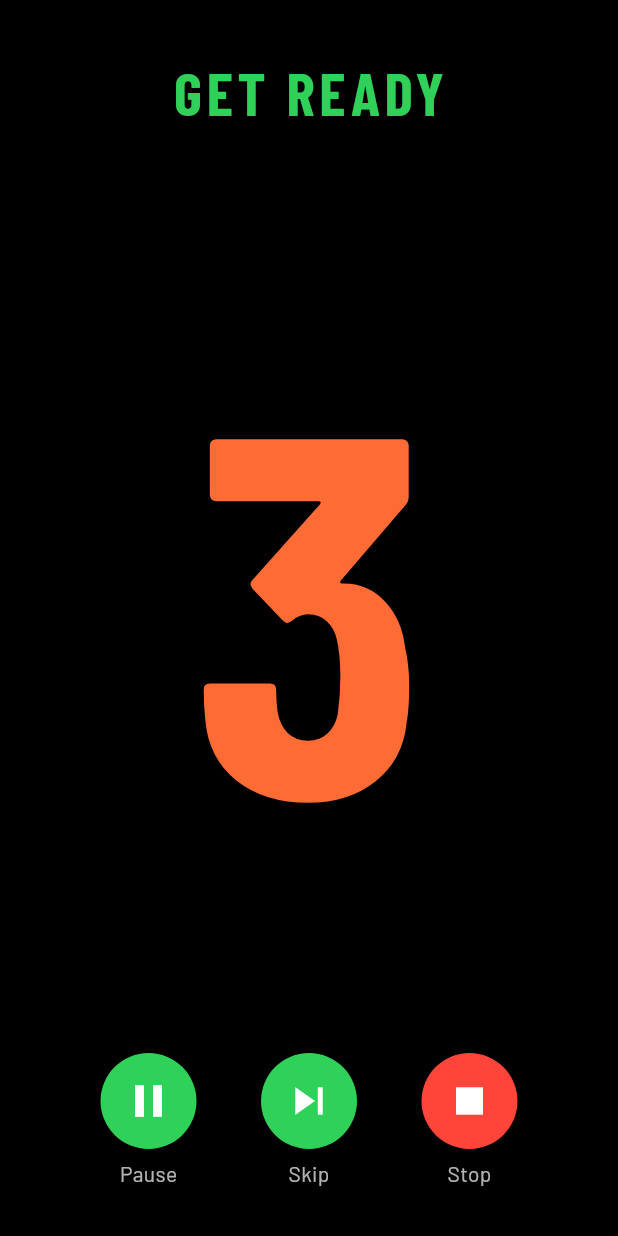
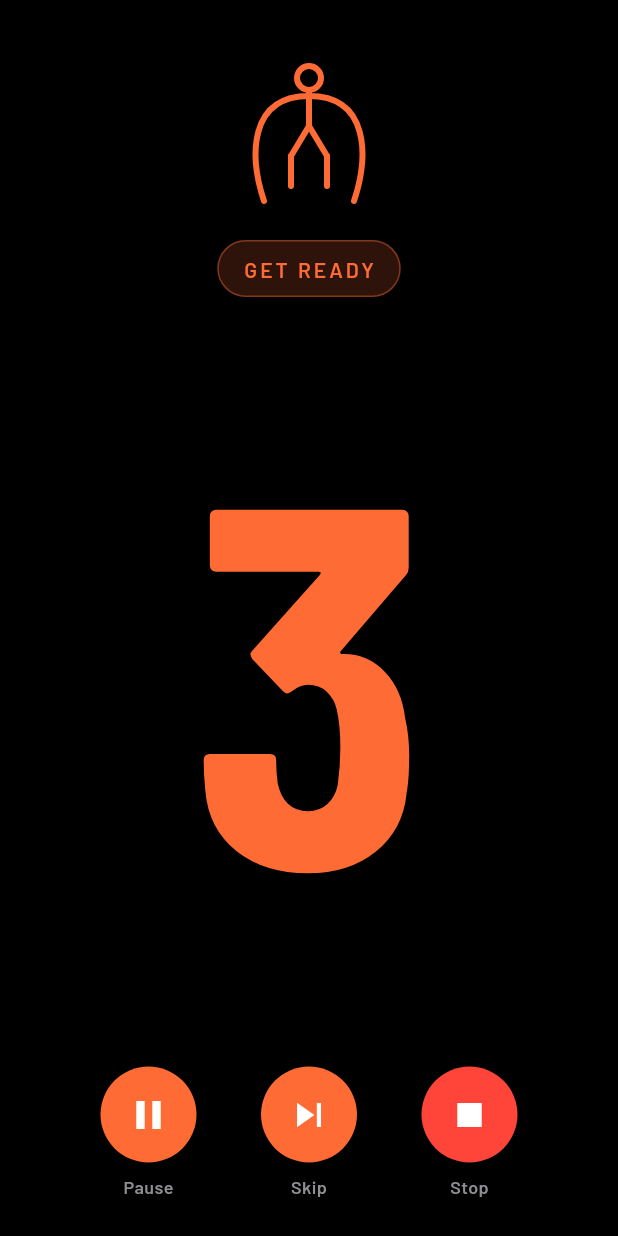
Before and after one commit to hafizhsul/interval-fit, a Flutter app: the screen it shows after launch, after a tap on "Skipping Beginner", on a phone screen of 412 x 824 dp. Run offline on Flutter 3.47's test engine with Material 3 defaults, Android fonts, the phone set to English and light mode, and no system bars; our stand-ins replace audioplayers, flutter_riverpod, flutter_svg, flutter_tts, shared_preferences, sqflite; missing offline and left inert: flutter_background_service; accounts and stored records are empty.

Commit message:
feat(ui): refactor HistoryScreen, SettingsScreen, ActiveWorkoutScreen with new widgets

```diff
--- a/lib/features/active_workout/active_workout_screen.dart
+++ b/lib/features/active_workout/active_workout_screen.dart
@@ -1,13 +1,17 @@
-import 'dart:math' as math;
-
 import 'package:flutter/material.dart';
 import 'package:flutter_riverpod/flutter_riverpod.dart';
 
 import '../../core/providers.dart';
 import '../../core/timer_engine.dart';
 import '../../data/models/workout_template.dart';
+import '../../shared/design/tokens.dart';
 import '../../shared/format.dart';
 import '../../shared/theme/app_theme.dart';
+import '../../shared/widgets/circle_control_button.dart';
+import '../../shared/widgets/exercise_hero.dart';
+import '../../shared/widgets/phase_pill.dart';
+import '../../shared/widgets/phase_progress_ring.dart';
+import '../../shared/widgets/segmented_progress.dart';
 import 'active_workout_controller.dart';
 
 class ActiveWorkoutScreen extends ConsumerStatefulWidget {
@@ -16,8 +20,7 @@ class ActiveWorkoutScreen extends ConsumerStatefulWidget {
   final WorkoutTemplate template;
 
   @override
-  ConsumerState<ActiveWorkoutScreen> createState() =>
-      _ActiveWorkoutScreenState();
+  ConsumerState<ActiveWorkoutScreen> createState() => _ActiveWorkoutScreenState();
 }
 
 class _ActiveWorkoutScreenState extends ConsumerState<ActiveWorkoutScreen> {
@@ -40,10 +43,6 @@ class _ActiveWorkoutScreenState extends ConsumerState<ActiveWorkoutScreen> {
     final s = _controller.state.value;
     if (s.phase == WorkoutPhase.done && !_popped) {
       _popped = true;
-      // Await save selesai sebelum pop — cegah save hilang kalau app di-kill
-      // dalam jendela antara done → pop → dispose (device lambat / DB sibuk).
-      // ponytail: 1s delay asli diganti await saveFuture; kalau save cepat, pop
-      // instan. Kalau save lambat, pop nunggu — UX trade-off yang benar.
       final save = _controller.saveFuture;
       (save ?? Future<void>.value()).whenComplete(() {
         if (mounted) Navigator.of(context).pop();
@@ -63,40 +62,6 @@ class _ActiveWorkoutScreenState extends ConsumerState<ActiveWorkoutScreen> {
     if (mounted) Navigator.of(context).pop();
   }
 
-  Color _phaseColor(WorkoutPhase phase) {
-    switch (phase) {
-      case WorkoutPhase.getReady:
-        return AppColors.accent;
-      case WorkoutPhase.work:
-        return AppColors.work;
-      case WorkoutPhase.rest:
-        return AppColors.rest;
-      case WorkoutPhase.warmup:
-        return AppColors.warmup;
-      case WorkoutPhase.cooldown:
-        return AppColors.cooldown;
-      case WorkoutPhase.done:
-        return AppColors.accent;
-    }
-  }
-
-  String _phaseLabel(WorkoutPhase phase) {
-    switch (phase) {
-      case WorkoutPhase.getReady:
-        return 'GET READY';
-      case WorkoutPhase.work:
-        return 'WORK';
-      case WorkoutPhase.rest:
-        return 'REST';
-      case WorkoutPhase.warmup:
-        return 'WARM-UP';
-      case WorkoutPhase.cooldown:
-        return 'COOLDOWN';
-      case WorkoutPhase.done:
-        return 'DONE!';
-    }
-  }
-
   @override
   Widget build(BuildContext context) {
     return ValueListenableBuilder<TimerState>(
@@ -104,60 +69,71 @@ class _ActiveWorkoutScreenState extends ConsumerState<ActiveWorkoutScreen> {
       builder: (context, s, _) {
         final isDone = s.phase == WorkoutPhase.done;
         final isPaused = s.status == TimerStatus.paused;
-        final color = _phaseColor(s.phase);
-        // Latar gelap dengan aksen fase — angka & ring yang membawa warna,
-        // bukan seluruh layar (lebih enak dilihat + hemat OLED).
+        final phaseColor = PhasePill.colorFor(s.phase);
+        final showSetLabel = !isDone &&
+            s.phase != WorkoutPhase.getReady &&
+            s.phase != WorkoutPhase.warmup &&
+            s.phase != WorkoutPhase.cooldown;
+        final showSegmented = !isDone && s.phase != WorkoutPhase.getReady;
+
         return Scaffold(
           backgroundColor: AppColors.background,
           body: SafeArea(
             child: Padding(
-              padding: const EdgeInsets.all(24),
+              padding: const EdgeInsets.all(AppSpacing.lg),
               child: Column(
-                children: [
-                  const SizedBox(height: 8),
-                  Text(
-                    _phaseLabel(s.phase),
-                    style: TextStyle(
-                      fontFamily: 'BarlowCondensed',
-                      fontSize: 40,
-                      fontWeight: FontWeight.w700,
-                      color: color,
-                      letterSpacing: 3,
-                    ),
+                children: <Widget>[
+                  ExerciseHero(
+                    exerciseType: widget.template.exerciseType,
+                    color: phaseColor,
                   ),
-                  if (!isDone && s.currentSet > 0)
+                  const SizedBox(height: AppSpacing.md),
+                  PhasePill(phase: s.phase),
+                  if (showSetLabel) ...<Widget>[
+                    const SizedBox(height: AppSpacing.sm),
                     Text(
-                      'Set ${s.currentSet} / ${s.totalSets}',
-                      style: const TextStyle(
-                        fontSize: 20,
-                        color: Colors.white70,
+                      'SET ${s.currentSet} / ${s.totalSets}',
+                      style: Theme.of(context).textTheme.labelSmall?.copyWith(
+                        color: AppColors.onSurfaceMute,
+                        letterSpacing: 2,
                       ),
                     ),
+                  ],
                   Expanded(
                     child: Center(
                       child: isDone
-                          ? Icon(Icons.check_circle,
-                              color: color, size: 160)
+                          ? const _DoneCheck()
                           : s.phase == WorkoutPhase.getReady
                               ? _GetReadyCountdown(remaining: s.phaseRemainingSeconds)
-                              : _Ring(
+                              : PhaseProgressRing(
                                   progress: s.phaseProgress,
-                                  color: color,
+                                  color: phaseColor,
+                                  size: 280,
+                                  strokeWidth: 16,
                                   child: FittedBox(
                                     child: Text(
                                       s.phaseRemainingSeconds >= 60
                                           ? formatMmSs(s.phaseRemainingSeconds)
                                           : s.phaseRemainingSeconds.toString(),
-                                      style: Theme.of(context)
-                                          .textTheme
-                                          .displayLarge,
+                                      style: Theme.of(context).textTheme.displayLarge,
                                     ),
                                   ),
                                 ),
                     ),
                   ),
-                  if (!isDone) _controls(isPaused, color),
-                  const SizedBox(height: 8),
+                  if (showSegmented) ...<Widget>[
+                    const SizedBox(height: AppSpacing.lg),
+                    SegmentedProgress(
+                      total: s.totalSets,
+                      current: s.currentSet,
+                      color: phaseColor,
+                    ),
+                  ],
+                  if (!isDone)
+                    Padding(
+                      padding: const EdgeInsets.only(top: AppSpacing.lg),
+                      child: _controls(isPaused, phaseColor),
+                    ),
                 ],
               ),
             ),
@@ -171,20 +147,19 @@ class _ActiveWorkoutScreenState extends ConsumerState<ActiveWorkoutScreen> {
     return Row(
       mainAxisAlignment: MainAxisAlignment.spaceEvenly,
       children: [
-        _CircleButton(
+        CircleControlButton(
           icon: isPaused ? Icons.play_arrow : Icons.pause,
           label: isPaused ? 'Resume' : 'Pause',
           color: color,
-          onPressed: () =>
-              isPaused ? _controller.resume() : _controller.pause(),
+          onPressed: () => isPaused ? _controller.resume() : _controller.pause(),
         ),
-        _CircleButton(
+        CircleControlButton(
           icon: Icons.skip_next,
           label: 'Skip',
           color: color,
           onPressed: _controller.skip,
         ),
-        _CircleButton(
+        CircleControlButton(
           icon: Icons.stop,
           label: 'Stop',
           color: AppColors.destructive,
@@ -195,109 +170,50 @@ class _ActiveWorkoutScreenState extends ConsumerState<ActiveWorkoutScreen> {
   }
 }
 
-/// Progress ring melingkar (FR-2). Isi cincin = fraksi fase yang berlalu.
-class _Ring extends StatelessWidget {
-  const _Ring({
-    required this.progress,
-    required this.color,
-    required this.child,
-  });
+class _DoneCheck extends StatefulWidget {
+  const _DoneCheck();
 
-  final double progress;
-  final Color color;
-  final Widget child;
+  @override
+  State<_DoneCheck> createState() => _DoneCheckState();
+}
+
+class _DoneCheckState extends State<_DoneCheck> with SingleTickerProviderStateMixin {
+  late final AnimationController _ctrl = AnimationController(
+    vsync: this,
+    duration: const Duration(milliseconds: 300),
+  );
+  late final Animation<double> _scale = Tween(begin: 0.0, end: 1.0)
+      .chain(CurveTween(curve: Curves.easeOutCubic))
+      .animate(_ctrl);
+  late final Animation<double> _fade = Tween(begin: 0.0, end: 1.0)
+      .chain(CurveTween(curve: Curves.easeOutCubic))
+      .animate(_ctrl);
+
+  @override
+  void initState() {
+    super.initState();
+    _ctrl.forward();
+  }
+
+  @override
+  void dispose() {
+    _ctrl.dispose();
+    super.dispose();
+  }
 
   @override
   Widget build(BuildContext context) {
-    return SizedBox(
-      width: 260,
-      height: 260,
-      child: CustomPaint(
-        painter: _RingPainter(progress: progress, color: color),
-        child: Padding(
-          padding: const EdgeInsets.all(40),
-          child: Center(child: child),
-        ),
+    final color = PhasePill.colorFor(WorkoutPhase.done);
+    return FadeTransition(
+      opacity: _fade,
+      child: ScaleTransition(
+        scale: _scale,
+        child: Icon(Icons.check_circle, color: color, size: 160),
       ),
     );
   }
 }
 
-class _RingPainter extends CustomPainter {
-  _RingPainter({required this.progress, required this.color});
-
-  final double progress;
-  final Color color;
-
-  @override
-  void paint(Canvas canvas, Size size) {
-    const stroke = 14.0;
-    final center = size.center(Offset.zero);
-    final radius = (size.shortestSide - stroke) / 2;
-    final track = Paint()
-      ..style = PaintingStyle.stroke
-      ..strokeWidth = stroke
-      ..color = AppColors.muted;
-    final arc = Paint()
-      ..style = PaintingStyle.stroke
-      ..strokeWidth = stroke
-      ..strokeCap = StrokeCap.round
-      ..color = color;
-    canvas.drawCircle(center, radius, track);
-    canvas.drawArc(
-      Rect.fromCircle(center: center, radius: radius),
-      -math.pi / 2,
-      2 * math.pi * progress.clamp(0.0, 1.0),
-      false,
-      arc,
-    );
-  }
-
-  @override
-  bool shouldRepaint(_RingPainter old) =>
-      old.progress != progress || old.color != color;
-}
-
-class _CircleButton extends StatelessWidget {
-  const _CircleButton({
-    required this.icon,
-    required this.label,
-    required this.color,
-    required this.onPressed,
-  });
-
-  final IconData icon;
-  final String label;
-  final Color color;
-  final VoidCallback onPressed;
-
-  @override
-  Widget build(BuildContext context) {
-    return Column(
-      mainAxisSize: MainAxisSize.min,
-      children: [
-        IconButton.filled(
-          iconSize: 36,
-          onPressed: onPressed,
-          icon: Icon(icon),
-          tooltip: label,
-          style: IconButton.styleFrom(
-            backgroundColor: color,
-            foregroundColor: Colors.white,
-            minimumSize: const Size(64, 64),
-          ),
-        ),
-        const SizedBox(height: 6),
-        Text(label, style: const TextStyle(color: Colors.white70)),
-      ],
-    );
-  }
-}
-
-/// Visual countdown besar untuk fase getReady (lihat PRD US3 — angka jelas
-/// saat user akan memulai). ponytail: ring di-skip di getReady; angka 3/2/1
-/// sangat besar (320px) + pulse tiap detik supaya “hidup” dan terbaca jauh.
-/// Setiap kali `remaining` berubah, animasi pulse restart dari awal.
 class _GetReadyCountdown extends StatefulWidget {
   const _GetReadyCountdown({required this.remaining});
 
@@ -309,19 +225,17 @@ class _GetReadyCountdown extends StatefulWidget {
 
 class _GetReadyCountdownState extends State<_GetReadyCountdown>
     with SingleTickerProviderStateMixin {
-  late final AnimationController _ctrl;
-  late final Animation<double> _scale;
+  late final AnimationController _ctrl = AnimationController(
+    vsync: this,
+    duration: const Duration(milliseconds: 600),
+  );
+  late final Animation<double> _scale = Tween<double>(begin: 1.0, end: 1.07)
+      .chain(CurveTween(curve: Curves.easeOut))
+      .animate(_ctrl);
 
   @override
   void initState() {
     super.initState();
-    _ctrl = AnimationController(
-      vsync: this,
-      duration: const Duration(milliseconds: 600),
-    );
-    _scale = Tween<double>(begin: 1.0, end: 1.07)
-        .chain(CurveTween(curve: Curves.easeOut))
-        .animate(_ctrl);
     _ctrl.forward();
   }
 
@@ -329,7 +243,7 @@ class _GetReadyCountdownState extends State<_GetReadyCountdown>
   void didUpdateWidget(covariant _GetReadyCountdown oldWidget) {
     super.didUpdateWidget(oldWidget);
     if (oldWidget.remaining != widget.remaining) {
-      _ctrl.forward(from: 0); // pulse ulang tiap angka ganti
+      _ctrl.forward(from: 0);
     }
   }
 
```
